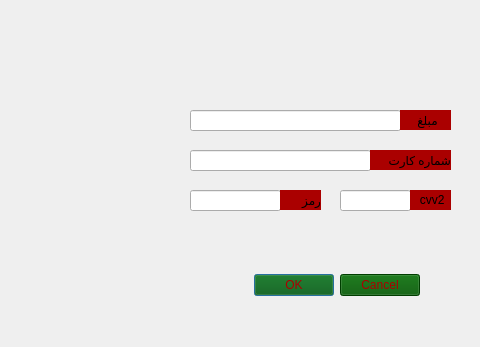
Before: the Qt Designer form menu/increase_funds.ui in AP-projects-4001/alsa, drawn with Qt 5; both pictures show x 320 to 800 and y 130 to 477 of the 800 by 477 pixel window.
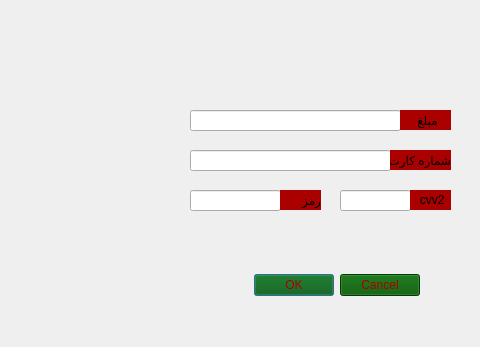
After: the same form once the commit is applied. Icons and pictures are not drawn.

Patch:
```diff
--- a/menu/increase_funds.ui
+++ b/menu/increase_funds.ui
@@ -66,7 +66,7 @@
     <rect>
      <x>510</x>
      <y>280</y>
-     <width>181</width>
+     <width>201</width>
      <height>21</height>
     </rect>
    </property>
@@ -174,9 +174,9 @@
   <widget class="QLabel" name="label">
    <property name="geometry">
     <rect>
-     <x>690</x>
+     <x>710</x>
      <y>280</y>
-     <width>81</width>
+     <width>61</width>
      <height>20</height>
     </rect>
    </property>
```
